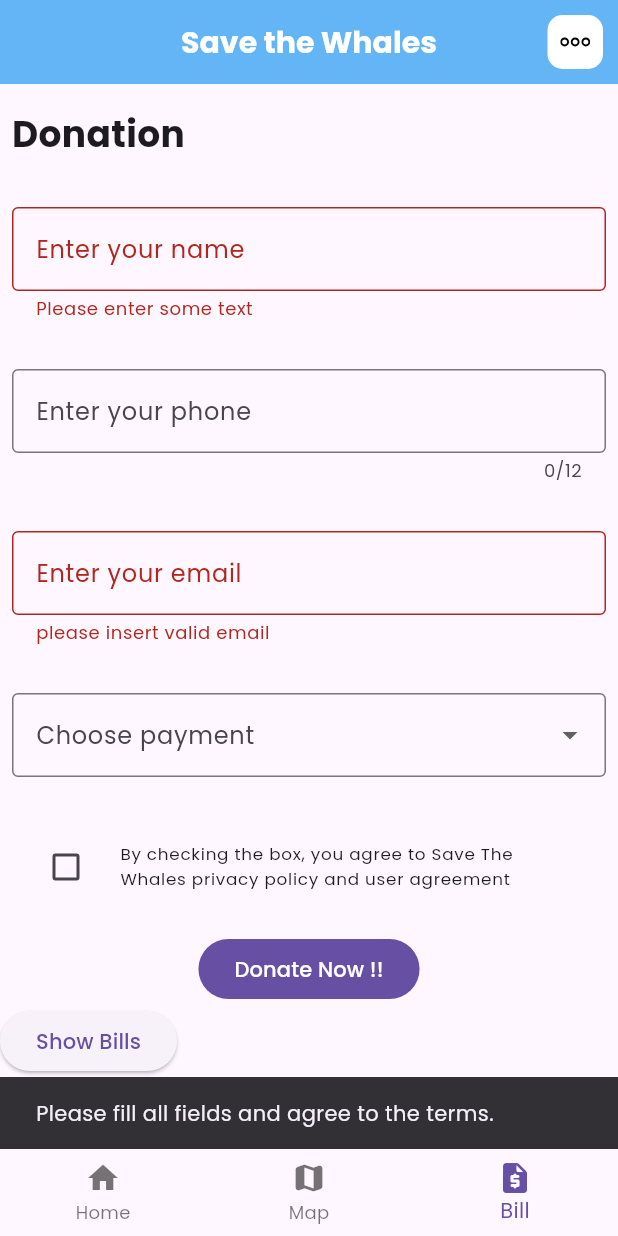
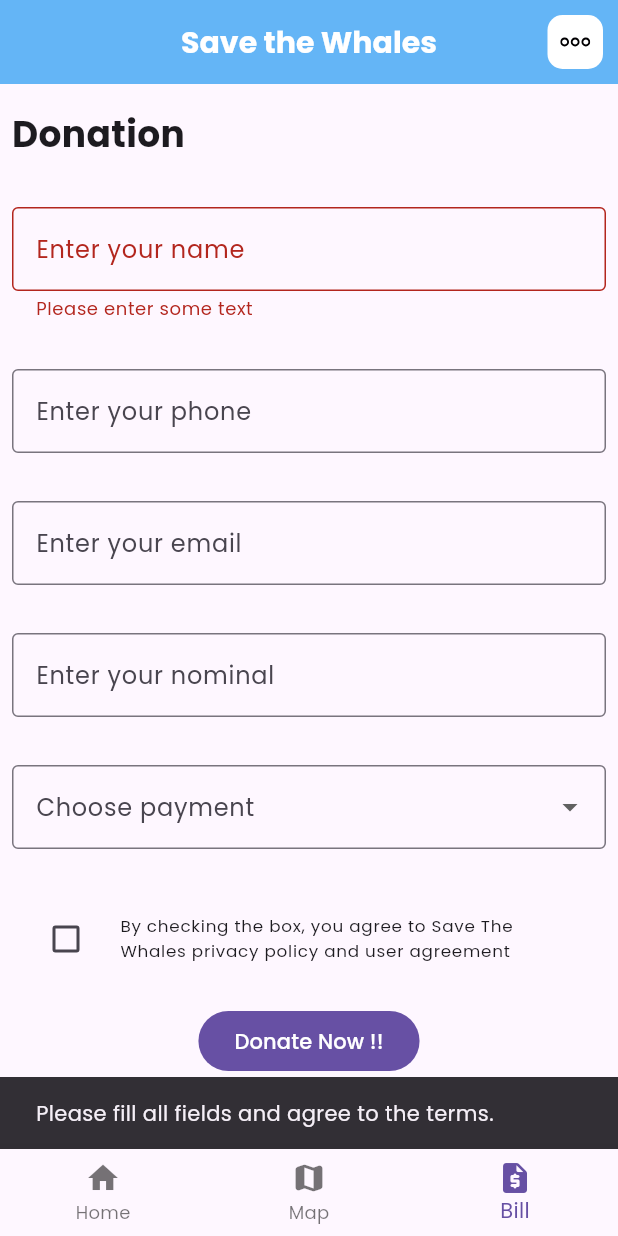
Before and after one commit to AstericsDS/savethewhales, a Flutter app: the screen it shows after launch, item 3 of the bottom bar chosen, after a tap on "Donate Now !!", on a phone screen of 412 x 824 dp. Run offline on Flutter 3.47's test engine with Material 3 defaults, Android fonts, the phone set to English and light mode, and no system bars; our stand-ins replace flutter_map, flutter_svg, latlong2, sqflite, sqflite_common_ffi; accounts and stored records are empty.

Commit message:
add nominal

```diff
--- a/lib/models/bill.dart
+++ b/lib/models/bill.dart
@@ -3,6 +3,7 @@
   final String name;
   final String phone;
   final String email;
+  final String nominal;
   final String payment;
 
   Bill({
@@ -10,6 +11,7 @@
     required this.name,
     required this.phone,
     required this.email,
+    required this.nominal,
     required this.payment,
   });
 }
--- a/lib/pages/bill.dart
+++ b/lib/pages/bill.dart
@@ -1,5 +1,4 @@
 import 'package:flutter/material.dart';
-import 'package:collection/collection.dart';
 import 'package:flutter/services.dart';
 import 'package:savethewhales/services/database_service.dart';
 
@@ -34,13 +33,30 @@
     );
   }
 
+  String? validateEmail(String? value) {
+  const pattern = r"(?:[a-z0-9!#$%&'*+/=?^_`{|}~-]+(?:\.[a-z0-9!#$%&'"
+      r'*+/=?^_`{|}~-]+)*|"(?:[\x01-\x08\x0b\x0c\x0e-\x1f\x21\x23-\x5b\x5d-'
+      r'\x7f]|\\[\x01-\x09\x0b\x0c\x0e-\x7f])*")@(?:(?:[a-z0-9](?:[a-z0-9-]*'
+      r'[a-z0-9])?\.)+[a-z0-9](?:[a-z0-9-]*[a-z0-9])?|\[(?:(?:(2(5[0-5]|[0-4]'
+      r'[0-9])|1[0-9][0-9]|[1-9]?[0-9]))\.){3}(?:(2(5[0-5]|[0-4][0-9])|1[0-9]'
+      r'[0-9]|[1-9]?[0-9])|[a-z0-9-]*[a-z0-9]:(?:[\x01-\x08\x0b\x0c\x0e-\x1f\'
+      r'x21-\x5a\x53-\x7f]|\\[\x01-\x09\x0b\x0c\x0e-\x7f])+)\])';
+  final regex = RegExp(pattern);
+
+  return value!.isNotEmpty && !regex.hasMatch(value)
+      ? 'Enter a valid email address'
+      : null;
+  }
+
   Form billsform() {
     String? selectedvalue;
     String? name;
     String? phone;
     String? email;
+    String? nominal;
     String? payment;
     return Form(
+      // autovalidateMode: AutovalidateMode.always,
       key: _billsFormKey,
       child: Column(
         crossAxisAlignment: CrossAxisAlignment.start,
@@ -64,7 +80,7 @@
                 labelText: 'Enter your name',
               ),
               validator: (String? value){
-                if(value == null || value.isEmpty || value.length < 5){
+                if(value == null || value.isEmpty){
                   return 'Please enter some text';
                 }
                 return null;
@@ -77,7 +93,6 @@
           Padding(
             padding: const EdgeInsets.symmetric(horizontal: 8, vertical: 16),
             child: TextFormField(
-              maxLength: 12,
               keyboardType: TextInputType.number,
               inputFormatters: <TextInputFormatter>[
                 FilteringTextInputFormatter.digitsOnly,
@@ -99,11 +114,25 @@
                 border: OutlineInputBorder(),
                 labelText: 'Enter your email',
               ),
-              validator: (String? value){
-                return (value != null && value.contains('@')) ? null : 'please insert valid email';
-              },
+              validator: validateEmail,
               onSaved: (newValue){
                 email = newValue;
+              },
+            ),
+          ),
+          Padding(
+            padding: const EdgeInsets.symmetric(horizontal: 8, vertical: 16),
+            child: TextFormField(
+              keyboardType: TextInputType.number,
+              inputFormatters: <TextInputFormatter>[
+                FilteringTextInputFormatter.digitsOnly,
+              ],
+              decoration: const InputDecoration(
+                border: OutlineInputBorder(),
+                labelText: 'Enter your nominal',
+              ),
+              onSaved: ( newValue) {
+                nominal = newValue;
               },
             ),
           ),
@@ -156,7 +185,15 @@
                 if(_billsFormKey.currentState!.validate() || isChecked){
                   _billsFormKey.currentState!.save();
 
-                  _databaseService.addBill(name!, phone!, email!, payment!);
+                  _databaseService.addBill(name!, phone!, email!, nominal!, payment!);
+                  ScaffoldMessenger.of(context).showSnackBar(
+                    const SnackBar(
+                      content: Text(
+                        'Donation Success!!'
+                      )
+                    ),
+                  );
+                  _billsFormKey.currentState!.reset();
                 }else{
                   ScaffoldMessenger.of(context).showSnackBar(
                     const SnackBar(
--- a/lib/pages/table.dart
+++ b/lib/pages/table.dart
@@ -27,6 +27,7 @@
               Bill bill = snapshot.data![index];
               return ListTile(
                 title: Text(bill.name),
+                subtitle: Text('nominal: ${bill.nominal}'),
               );
             },
           );
--- a/lib/services/database_service.dart
+++ b/lib/services/database_service.dart
@@ -1,6 +1,5 @@
 import 'package:path/path.dart';
 import 'package:savethewhales/models/bill.dart';
-import 'package:path/path.dart';
 import 'package:sqflite/sqflite.dart';
 
 class DatabaseService {
@@ -12,6 +11,7 @@
   final String _nameColumnName = 'name';
   final String _phoneColumnName = 'phone';
   final String _emailColumnName = 'email';
+  final String _nominalColumnName = 'nominal';
   final String _paymentColumnName = 'payment';
 
   DatabaseService._constructor();
@@ -35,6 +35,7 @@
           $_nameColumnName TEXT NOT NULL,
           $_phoneColumnName TEXT NOT NULL,
           $_emailColumnName TEXT NOT NULL,
+          $_nominalColumnName TEXT NOT NULL,
           $_paymentColumnName TEXT NOT NULL
         )''');
       },
@@ -42,12 +43,13 @@
     return database;
   }
 
-  void addBill(String name, String phone, String email, String payment) async {
+  void addBill(String name, String phone, String email, String nominal, String payment) async {
     final db = await database;
     await db.insert(_tableName, {
       _nameColumnName: name,
       _phoneColumnName: phone,
       _emailColumnName: email,
+      _nominalColumnName: nominal,
       _paymentColumnName: payment,
     });
   }
@@ -62,6 +64,7 @@
               name: e['name'] as String,
               phone: e['phone'] as String,
               email: e['email'] as String, // Correct field name
+              nominal: e['nominal'] as String,
               payment: e['payment'] as String,
             ))
         .toList();
```
